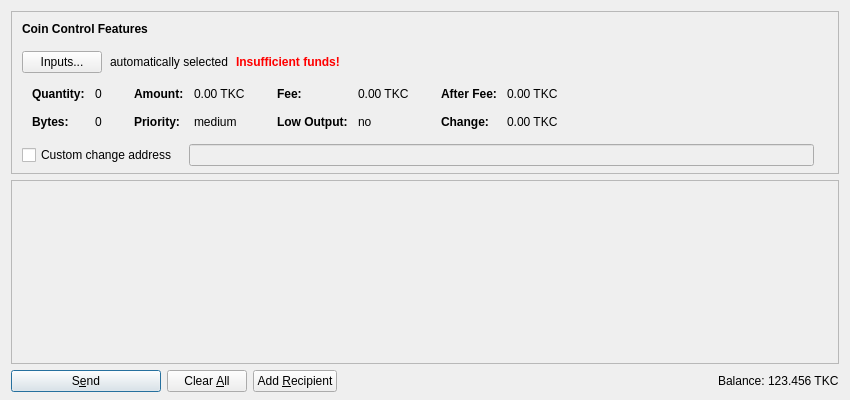
First picture: the form in src/qt/forms/sendcoinsdialog.ui, repository TheCoinKing/Core, before the edit.
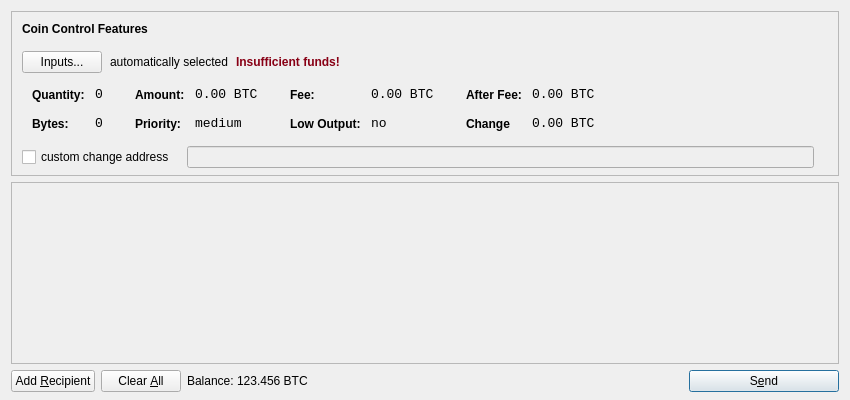
Second picture: the form after the edit. Icons and pictures are not drawn. Custom widgets are drawn as their Qt base class.

Diff of the .ui file:
```diff
--- a/src/qt/forms/sendcoinsdialog.ui
+++ b/src/qt/forms/sendcoinsdialog.ui
@@ -39,7 +39,7 @@
      </property>
      <layout class="QVBoxLayout" name="verticalLayoutCoinControl2">
       <property name="spacing">
-       <number>0</number>
+       <number>6</number>
       </property>
       <property name="leftMargin">
        <number>0</number>
@@ -130,7 +130,7 @@
              </font>
             </property>
             <property name="styleSheet">
-             <string notr="true">color:red;font-weight:bold;</string>
+             <string notr="true">color:#880015;</string>
             </property>
             <property name="text">
              <string>Insufficient funds!</string>
@@ -215,11 +215,8 @@
                </property>
                <item row="0" column="0">
                 <widget class="QLabel" name="labelCoinControlQuantityText">
-                 <property name="font">
-                  <font>
-                   <weight>75</weight>
-                   <bold>true</bold>
-                  </font>
+                 <property name="styleSheet">
+                  <string notr="true">font-weight:bold;</string>
                  </property>
                  <property name="text">
                   <string>Quantity:</string>
@@ -231,6 +228,12 @@
                </item>
                <item row="0" column="1">
                 <widget class="QLabel" name="labelCoinControlQuantity">
+                 <property name="font">
+                  <font>
+                   <family>Monospace</family>
+                   <pointsize>10</pointsize>
+                  </font>
+                 </property>
                  <property name="cursor">
                   <cursorShape>IBeamCursor</cursorShape>
                  </property>
@@ -238,7 +241,7 @@
                   <enum>Qt::ActionsContextMenu</enum>
                  </property>
                  <property name="text">
-                  <string notr="true">0</string>
+                  <string>0</string>
                  </property>
                  <property name="margin">
                   <number>0</number>
@@ -250,11 +253,8 @@
                </item>
                <item row="1" column="0">
                 <widget class="QLabel" name="labelCoinControlBytesText">
-                 <property name="font">
-                  <font>
-                   <weight>75</weight>
-                   <bold>true</bold>
-                  </font>
+                 <property name="styleSheet">
+                  <string notr="true">font-weight:bold;</string>
                  </property>
                  <property name="text">
                   <string>Bytes:</string>
@@ -263,6 +263,12 @@
                </item>
                <item row="1" column="1">
                 <widget class="QLabel" name="labelCoinControlBytes">
+                 <property name="font">
+                  <font>
+                   <family>Monospace</family>
+                   <pointsize>10</pointsize>
+                  </font>
+                 </property>
                  <property name="cursor">
                   <cursorShape>IBeamCursor</cursorShape>
                  </property>
@@ -270,7 +276,7 @@
                   <enum>Qt::ActionsContextMenu</enum>
                  </property>
                  <property name="text">
-                  <string notr="true">0</string>
+                  <string>0</string>
                  </property>
                  <property name="textInteractionFlags">
                   <set>Qt::LinksAccessibleByMouse|Qt::TextSelectableByKeyboard|Qt::TextSelectableByMouse</set>
@@ -298,11 +304,8 @@
                </property>
                <item row="0" column="0">
                 <widget class="QLabel" name="labelCoinControlAmountText">
-                 <property name="font">
-                  <font>
-                   <weight>75</weight>
-                   <bold>true</bold>
-                  </font>
+                 <property name="styleSheet">
+                  <string notr="true">font-weight:bold;</string>
                  </property>
                  <property name="text">
                   <string>Amount:</string>
@@ -314,6 +317,12 @@
                </item>
                <item row="0" column="1">
                 <widget class="QLabel" name="labelCoinControlAmount">
+                 <property name="font">
+                  <font>
+                   <family>Monospace</family>
+                   <pointsize>10</pointsize>
+                  </font>
+                 </property>
                  <property name="cursor">
                   <cursorShape>IBeamCursor</cursorShape>
                  </property>
@@ -321,7 +330,7 @@
                   <enum>Qt::ActionsContextMenu</enum>
                  </property>
                  <property name="text">
-                  <string notr="true">0.00 TKC</string>
+                  <string>0.00 BTC</string>
                  </property>
                  <property name="textInteractionFlags">
                   <set>Qt::LinksAccessibleByMouse|Qt::TextSelectableByKeyboard|Qt::TextSelectableByMouse</set>
@@ -330,11 +339,8 @@
                </item>
                <item row="1" column="0">
                 <widget class="QLabel" name="labelCoinControlPriorityText">
-                 <property name="font">
-                  <font>
-                   <weight>75</weight>
-                   <bold>true</bold>
-                  </font>
+                 <property name="styleSheet">
+                  <string notr="true">font-weight:bold;</string>
                  </property>
                  <property name="text">
                   <string>Priority:</string>
@@ -343,6 +349,12 @@
                </item>
                <item row="1" column="1">
                 <widget class="QLabel" name="labelCoinControlPriority">
+                 <property name="font">
+                  <font>
+                   <family>Monospace</family>
+                   <pointsize>10</pointsize>
+                  </font>
+                 </property>
                  <property name="cursor">
                   <cursorShape>IBeamCursor</cursorShape>
                  </property>
@@ -350,7 +362,7 @@
                   <enum>Qt::ActionsContextMenu</enum>
                  </property>
                  <property name="text">
-                  <string notr="true">medium</string>
+                  <string>medium</string>
                  </property>
                  <property name="textInteractionFlags">
                   <set>Qt::LinksAccessibleByMouse|Qt::TextSelectableByKeyboard|Qt::TextSelectableByMouse</set>
@@ -378,11 +390,8 @@
                </property>
                <item row="0" column="0">
                 <widget class="QLabel" name="labelCoinControlFeeText">
-                 <property name="font">
-                  <font>
-                   <weight>75</weight>
-                   <bold>true</bold>
-                  </font>
+                 <property name="styleSheet">
+                  <string notr="true">font-weight:bold;</string>
                  </property>
                  <property name="text">
                   <string>Fee:</string>
@@ -394,6 +403,12 @@
                </item>
                <item row="0" column="1">
                 <widget class="QLabel" name="labelCoinControlFee">
+                 <property name="font">
+                  <font>
+                   <family>Monospace</family>
+                   <pointsize>10</pointsize>
+                  </font>
+                 </property>
                  <property name="cursor">
                   <cursorShape>IBeamCursor</cursorShape>
                  </property>
@@ -401,7 +416,7 @@
                   <enum>Qt::ActionsContextMenu</enum>
                  </property>
                  <property name="text">
-                  <string notr="true">0.00 TKC</string>
+                  <string>0.00 BTC</string>
                  </property>
                  <property name="textInteractionFlags">
                   <set>Qt::LinksAccessibleByMouse|Qt::TextSelectableByKeyboard|Qt::TextSelectableByMouse</set>
@@ -410,11 +425,8 @@
                </item>
                <item row="1" column="0">
                 <widget class="QLabel" name="labelCoinControlLowOutputText">
-                 <property name="font">
-                  <font>
-                   <weight>75</weight>
-                   <bold>true</bold>
-                  </font>
+                 <property name="styleSheet">
+                  <string notr="true">font-weight:bold;</string>
                  </property>
                  <property name="text">
                   <string>Low Output:</string>
@@ -423,6 +435,12 @@
                </item>
                <item row="1" column="1">
                 <widget class="QLabel" name="labelCoinControlLowOutput">
+                 <property name="font">
+                  <font>
+                   <family>Monospace</family>
+                   <pointsize>10</pointsize>
+                  </font>
+                 </property>
                  <property name="cursor">
                   <cursorShape>IBeamCursor</cursorShape>
                  </property>
@@ -430,7 +448,7 @@
                   <enum>Qt::ActionsContextMenu</enum>
                  </property>
                  <property name="text">
-                  <string notr="true">no</string>
+                  <string>no</string>
                  </property>
                  <property name="textInteractionFlags">
                   <set>Qt::LinksAccessibleByMouse|Qt::TextSelectableByKeyboard|Qt::TextSelectableByMouse</set>
@@ -458,11 +476,8 @@
                </property>
                <item row="0" column="0">
                 <widget class="QLabel" name="labelCoinControlAfterFeeText">
-                 <property name="font">
-                  <font>
-                   <weight>75</weight>
-                   <bold>true</bold>
-                  </font>
+                 <property name="styleSheet">
+                  <string notr="true">font-weight:bold;</string>
                  </property>
                  <property name="text">
                   <string>After Fee:</string>
@@ -474,6 +489,12 @@
                </item>
                <item row="0" column="1">
                 <widget class="QLabel" name="labelCoinControlAfterFee">
+                 <property name="font">
+                  <font>
+                   <family>Monospace</family>
+                   <pointsize>10</pointsize>
+                  </font>
+                 </property>
                  <property name="cursor">
                   <cursorShape>IBeamCursor</cursorShape>
                  </property>
@@ -481,7 +502,7 @@
                   <enum>Qt::ActionsContextMenu</enum>
                  </property>
                  <property name="text">
-                  <string notr="true">0.00 TKC</string>
+                  <string>0.00 BTC</string>
                  </property>
                  <property name="textInteractionFlags">
                   <set>Qt::LinksAccessibleByMouse|Qt::TextSelectableByKeyboard|Qt::TextSelectableByMouse</set>
@@ -490,19 +511,22 @@
                </item>
                <item row="1" column="0">
                 <widget class="QLabel" name="labelCoinControlChangeText">
-                 <property name="font">
-                  <font>
-                   <weight>75</weight>
-                   <bold>true</bold>
-                  </font>
+                 <property name="styleSheet">
+                  <string notr="true">font-weight:bold;</string>
                  </property>
                  <property name="text">
-                  <string>Change:</string>
+                  <string>Change</string>
                  </property>
                 </widget>
                </item>
                <item row="1" column="1">
                 <widget class="QLabel" name="labelCoinControlChange">
+                 <property name="font">
+                  <font>
+                   <family>Monospace</family>
+                   <pointsize>10</pointsize>
+                  </font>
+                 </property>
                  <property name="cursor">
                   <cursorShape>IBeamCursor</cursorShape>
                  </property>
@@ -510,7 +534,7 @@
                   <enum>Qt::ActionsContextMenu</enum>
                  </property>
                  <property name="text">
-                  <string notr="true">0.00 TKC</string>
+                  <string>0.00 BTC</string>
                  </property>
                  <property name="textInteractionFlags">
                   <set>Qt::LinksAccessibleByMouse|Qt::TextSelectableByKeyboard|Qt::TextSelectableByMouse</set>
@@ -540,16 +564,13 @@
           </property>
           <item>
            <widget class="QCheckBox" name="checkBoxCoinControlChange">
-            <property name="toolTip">
-             <string>If this is activated, but the change address is empty or invalid, change will be sent to a newly generated address.</string>
-            </property>
             <property name="text">
-             <string>Custom change address</string>
+             <string>custom change address</string>
             </property>
            </widget>
           </item>
           <item>
-           <widget class="QValidatedLineEdit" name="lineEditCoinControlChange">
+           <widget class="QLineEdit" name="lineEditCoinControlChange">
             <property name="enabled">
              <bool>false</bool>
             </property>
@@ -614,10 +635,10 @@
         <x>0</x>
         <y>0</y>
         <width>830</width>
-        <height>178</height>
+        <height>122</height>
        </rect>
       </property>
-      <layout class="QVBoxLayout" name="verticalLayout_2" stretch="0,1">
+      <layout class="QVBoxLayout" name="verticalLayout_2">
        <property name="leftMargin">
         <number>0</number>
        </property>
@@ -657,25 +678,19 @@
    <item>
     <layout class="QHBoxLayout" name="horizontalLayout">
      <item>
-      <widget class="QPushButton" name="sendButton">
-       <property name="minimumSize">
-        <size>
-         <width>150</width>
-         <height>0</height>
-        </size>
-       </property>
+      <widget class="QPushButton" name="addButton">
        <property name="toolTip">
-        <string>Confirm the send action</string>
+        <string>Send to multiple recipients at once</string>
        </property>
        <property name="text">
-        <string>S&amp;end</string>
+        <string>Add &amp;Recipient</string>
        </property>
        <property name="icon">
         <iconset resource="../bitcoin.qrc">
-         <normaloff>:/icons/send</normaloff>:/icons/send</iconset>
+         <normaloff>:/icons/add</normaloff>:/icons/add</iconset>
        </property>
-       <property name="default">
-        <bool>true</bool>
+       <property name="autoDefault">
+        <bool>false</bool>
        </property>
       </widget>
      </item>
@@ -688,7 +703,7 @@
         </sizepolicy>
        </property>
        <property name="toolTip">
-        <string>Clear all fields of the form.</string>
+        <string>Remove all transaction fields</string>
        </property>
        <property name="text">
         <string>Clear &amp;All</string>
@@ -705,49 +720,13 @@
        </property>
       </widget>
      </item>
-     <item>
-      <widget class="QPushButton" name="addButton">
-       <property name="toolTip">
-        <string>Send to multiple recipients at once</string>
-       </property>
-       <property name="text">
-        <string>Add &amp;Recipient</string>
-       </property>
-       <property name="icon">
-        <iconset resource="../bitcoin.qrc">
-         <normaloff>:/icons/add</normaloff>:/icons/add</iconset>
-       </property>
-       <property name="autoDefault">
-        <bool>false</bool>
-       </property>
-      </widget>
-     </item>
-     <item>
-      <spacer name="horizontalSpacer">
-       <property name="orientation">
-        <enum>Qt::Horizontal</enum>
-       </property>
-       <property name="sizeHint" stdset="0">
-        <size>
-         <width>40</width>
-         <height>20</height>
-        </size>
-       </property>
-      </spacer>
-     </item>
      <item>
       <layout class="QHBoxLayout" name="horizontalLayout_2">
        <property name="spacing">
         <number>3</number>
        </property>
        <item>
-        <widget class="QLabel" name="label">
-         <property name="sizePolicy">
-          <sizepolicy hsizetype="Preferred" vsizetype="Fixed">
-           <horstretch>0</horstretch>
-           <verstretch>0</verstretch>
-          </sizepolicy>
-         </property>
+        <widget class="QLabel" name="labelSendBalanceText">
          <property name="text">
           <string>Balance:</string>
          </property>
@@ -755,17 +734,11 @@
        </item>
        <item>
         <widget class="QLabel" name="labelBalance">
-         <property name="sizePolicy">
-          <sizepolicy hsizetype="Preferred" vsizetype="Fixed">
-           <horstretch>0</horstretch>
-           <verstretch>0</verstretch>
-          </sizepolicy>
-         </property>
          <property name="cursor">
           <cursorShape>IBeamCursor</cursorShape>
          </property>
          <property name="text">
-          <string notr="true">123.456 TKC</string>
+          <string>123.456 BTC</string>
          </property>
          <property name="textInteractionFlags">
           <set>Qt::LinksAccessibleByMouse|Qt::TextSelectableByKeyboard|Qt::TextSelectableByMouse</set>
@@ -774,17 +747,46 @@
        </item>
       </layout>
      </item>
+     <item>
+      <spacer name="horizontalSpacer">
+       <property name="orientation">
+        <enum>Qt::Horizontal</enum>
+       </property>
+       <property name="sizeHint" stdset="0">
+        <size>
+         <width>40</width>
+         <height>20</height>
+        </size>
+       </property>
+      </spacer>
+     </item>
+     <item>
+      <widget class="QPushButton" name="sendButton">
+       <property name="minimumSize">
+        <size>
+         <width>150</width>
+         <height>0</height>
+        </size>
+       </property>
+       <property name="toolTip">
+        <string>Confirm the send action</string>
+       </property>
+       <property name="text">
+        <string>S&amp;end</string>
+       </property>
+       <property name="icon">
+        <iconset resource="../bitcoin.qrc">
+         <normaloff>:/icons/send</normaloff>:/icons/send</iconset>
+       </property>
+       <property name="default">
+        <bool>true</bool>
+       </property>
+      </widget>
+     </item>
     </layout>
    </item>
   </layout>
  </widget>
- <customwidgets>
-  <customwidget>
-   <class>QValidatedLineEdit</class>
-   <extends>QLineEdit</extends>
-   <header>qvalidatedlineedit.h</header>
-  </customwidget>
- </customwidgets>
  <resources>
   <include location="../bitcoin.qrc"/>
  </resources>
```
